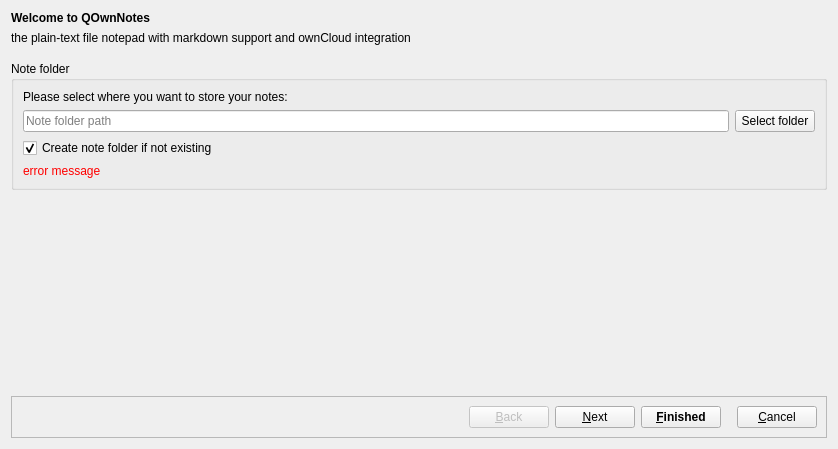
The window that src/dialogs/welcomedialog.ui (pbek/QOwnNotes) describes before a commit, drawn with Qt 5.
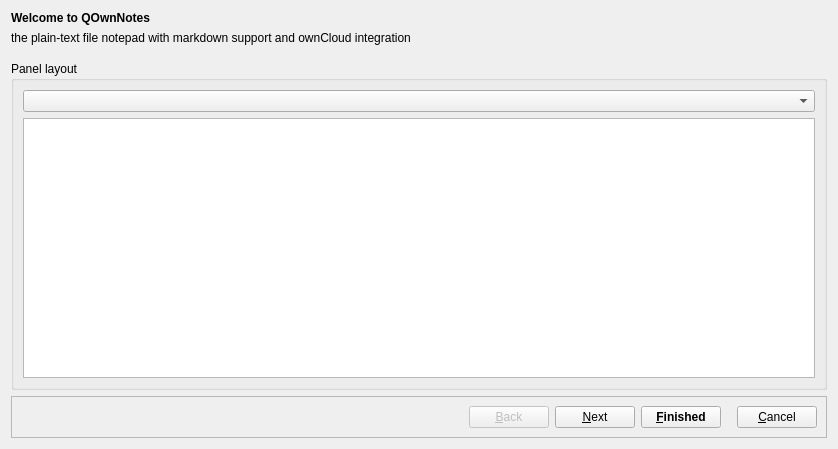
The same window after the commit. The open tabs and pages were chosen to show the change. Icons and pictures are not drawn.

Commit message: layout selection in welcome dialog

What changed in the file:
```diff
--- a/src/dialogs/welcomedialog.ui
+++ b/src/dialogs/welcomedialog.ui
@@ -258,6 +258,37 @@
        </item>
       </layout>
      </widget>
+     <widget class="QWidget" name="layoutPage">
+      <layout class="QVBoxLayout" name="verticalLayout">
+       <property name="leftMargin">
+        <number>0</number>
+       </property>
+       <property name="topMargin">
+        <number>0</number>
+       </property>
+       <property name="rightMargin">
+        <number>0</number>
+       </property>
+       <property name="bottomMargin">
+        <number>0</number>
+       </property>
+       <item>
+        <widget class="QGroupBox" name="groupBox_4">
+         <property name="title">
+          <string>Panel layout</string>
+         </property>
+         <layout class="QVBoxLayout" name="verticalLayout_2">
+          <item>
+           <widget class="QComboBox" name="layoutComboBox"/>
+          </item>
+          <item>
+           <widget class="QGraphicsView" name="layoutGraphicsView"/>
+          </item>
+         </layout>
+        </widget>
+       </item>
+      </layout>
+     </widget>
      <widget class="QWidget" name="ownCloudPage">
       <layout class="QGridLayout" name="gridLayout_4">
        <property name="leftMargin">
```
Left out of the diff: 2 changed lines with no effect on the pictures. The commit also changes 39 other files.
